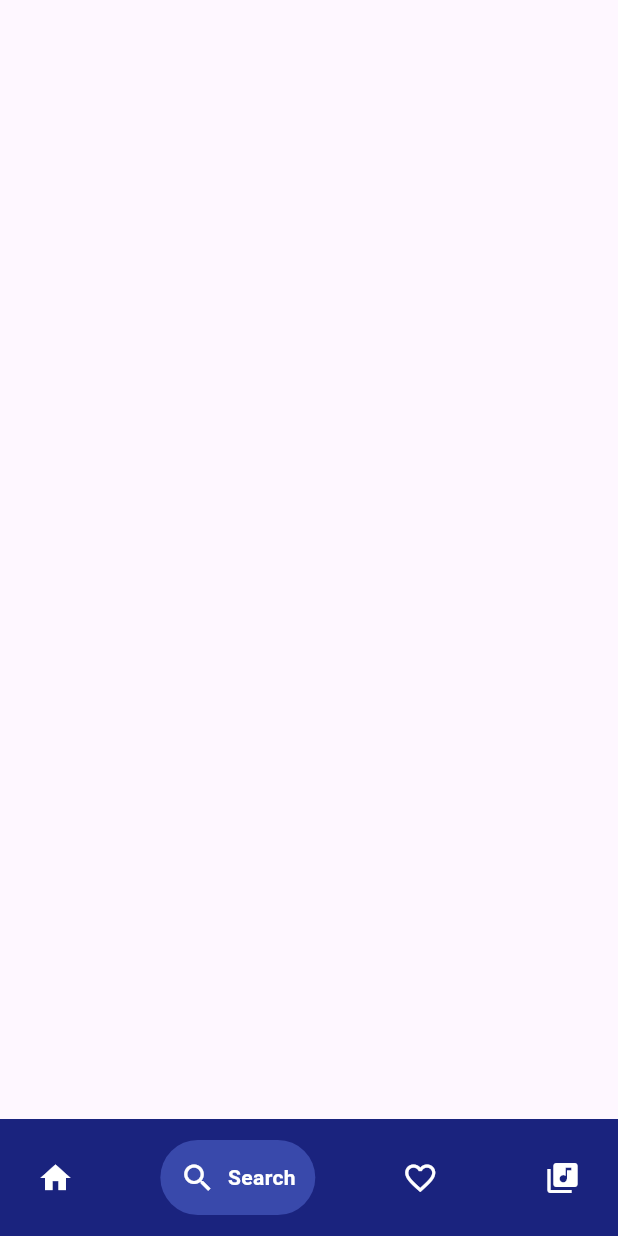
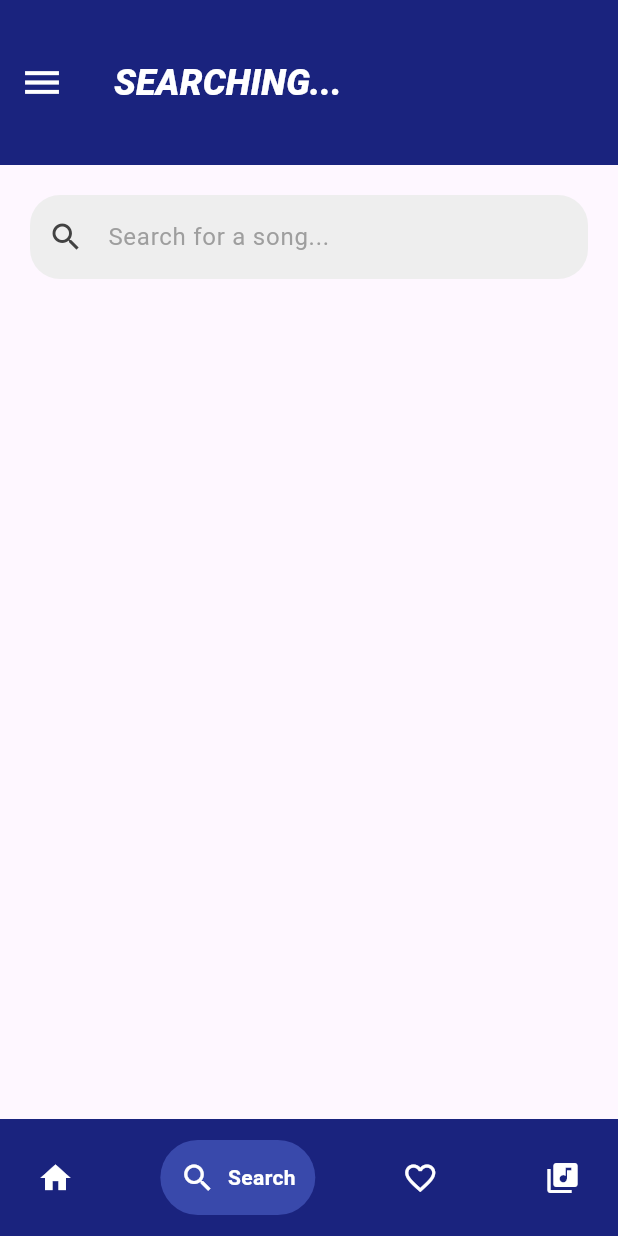
Before and after one commit to M-Pascal/IndividualProject_2, a Flutter app: the screen it shows after launch, item 2 of the bottom bar chosen, on a phone screen of 412 x 824 dp. Run offline on Flutter 3.47's test engine with Material 3 defaults, Android fonts, the phone set to English and light mode, and no system bars; drawn by our look-alikes of google_nav_bar.

Commit message:
my app now

```diff
--- a/playlist_app/lib/main.dart
+++ b/playlist_app/lib/main.dart
@@ -14,7 +14,7 @@
   Widget build(BuildContext context) {
     return MaterialApp(
       debugShowCheckedModeBanner: false,
-      home: btnNavigator(),
+      home: BtnNavigator(),
     );
   }
 }
--- a/playlist_app/lib/screen/btn_nav.dart
+++ b/playlist_app/lib/screen/btn_nav.dart
@@ -1,20 +1,37 @@
 import 'package:flutter/material.dart';
 import 'package:playlist_app/screen/homepage.dart';
 import 'package:playlist_app/screen/favorite.dart';
+import 'package:playlist_app/screen/search.dart';
+import 'package:playlist_app/screen/library.dart';
 import 'package:google_nav_bar/google_nav_bar.dart';
 
-class btnNavigator extends StatefulWidget {
-  const btnNavigator({super.key});
+class BtnNavigator extends StatefulWidget {
+  const BtnNavigator({super.key});
 
   @override
-  State<btnNavigator> createState() => _btnNavigatorState();
+  State<BtnNavigator> createState() => _BtnNavigatorState();
 }
 
-class _btnNavigatorState extends State<btnNavigator> {
+class _BtnNavigatorState extends State<BtnNavigator> {
+  // Tracks the current index of the bottom navigation bar
+  int _selectedIndex = 0;
+
+  // List of pages to display for each navigation tab
+  final List<Widget> _pages = [
+    Homepage(),
+    SearchPage(),
+    FavoritePage(),
+    LibraryPage(),
+  ];
+
   @override
   Widget build(BuildContext context) {
     return Scaffold(
-      // Bottom Navigation bar using GNar widget
+      // IndexedStack keeps the state of each page and only shows the selected page
+      body: IndexedStack(
+        index: _selectedIndex,
+        children: _pages,
+      ),
       bottomNavigationBar: Container(
         color: Colors.indigo[900],
         child: Padding(
@@ -29,28 +46,27 @@ class _btnNavigatorState extends State<btnNavigator> {
             color: Colors.white,
             tabBackgroundColor: Colors.indigo.shade600,
             padding: EdgeInsets.all(13),
+            // Updates _selectedIndex when a new tab is tapped
+            selectedIndex: _selectedIndex,
+            onTabChange: (index) {
+              setState(() {
+                _selectedIndex = index;
+              });
+            },
             tabs: [
               GButton(
-                  onPressed: () {
-                    Navigator.push(context, MaterialPageRoute(builder: (context) => Homepage()));
-                  },
                 icon: Icons.home,
                 text: 'Home',
               ),
               GButton(
-                  onPressed: () {},
                 icon: Icons.search,
                 text: 'Search',
               ),
               GButton(
-                  onPressed: () {
-                    Navigator.push(context, MaterialPageRoute(builder: (context) => FavoritePage()));
-                  },
                 icon: Icons.favorite_border_outlined,
                 text: 'Favorite',
               ),
               GButton(
-                  onPressed: () {},
                 icon: Icons.library_music,
                 text: 'Library',
               ),
@@ -61,3 +77,20 @@ class _btnNavigatorState extends State<btnNavigator> {
     );
   }
 }
+
+// Placeholder widget for pages not yet implemented
+class PlaceholderWidget extends StatelessWidget {
+  final String text;
+
+  const PlaceholderWidget(this.text, {super.key});
+
+  @override
+  Widget build(BuildContext context) {
+    return Center(
+      child: Text(
+        text,
+        style: TextStyle(fontSize: 24, color: Colors.grey),
+      ),
+    );
+  }
+}
--- a/playlist_app/lib/screen/search.dart
+++ b/playlist_app/lib/screen/search.dart
@@ -0,0 +1,66 @@
+import 'package:flutter/material.dart';
+
+class SearchPage extends StatefulWidget {
+  const SearchPage({super.key});
+
+  @override
+  State<SearchPage> createState() => _SearchPageState();
+}
+
+class _SearchPageState extends State<SearchPage> {
+  @override
+  Widget build(BuildContext context) {
+    return Scaffold(
+      appBar: AppBar(
+        toolbarHeight: 110,
+        backgroundColor: Colors.indigo.shade900,
+        titleSpacing: 20,
+        title: Text(
+          'SEARCHING...',
+          style: TextStyle(
+            color: Colors.white,
+            fontWeight: FontWeight.w800,
+            fontSize: 24,
+            fontStyle: FontStyle.italic
+            ),
+          ),
+        leading: Icon(
+          Icons.menu,
+          color: Colors.white,
+          size: 30,
+        ),
+      ),
+
+      // Main body of the search page
+      body: Container(
+        padding: EdgeInsets.all(20),
+        child: Column(
+          children: [
+            // Search bar
+            TextField(
+              decoration: InputDecoration(
+                hintText: 'Search for a song...',
+                hintStyle: TextStyle(
+                  color: Colors.grey,
+                ),
+                prefixIcon: Icon(
+                  Icons.search,
+                  color: Colors.grey.shade800,
+                ),
+                filled: true,
+                fillColor: Colors.grey.shade200,
+                border: OutlineInputBorder(
+                  borderRadius: BorderRadius.circular(20),
+                  borderSide: BorderSide.none,
+                ),
+              ),
+            ),
+
+            // Search results for later..
+
+          ],
+        ),
+      ),
+    );
+  }
+}
```
Also changed, not shown: playlist_app/lib/screen/library.dart (+35 -0 lines). Lines whose indentation alone changed are shown as unchanged.
